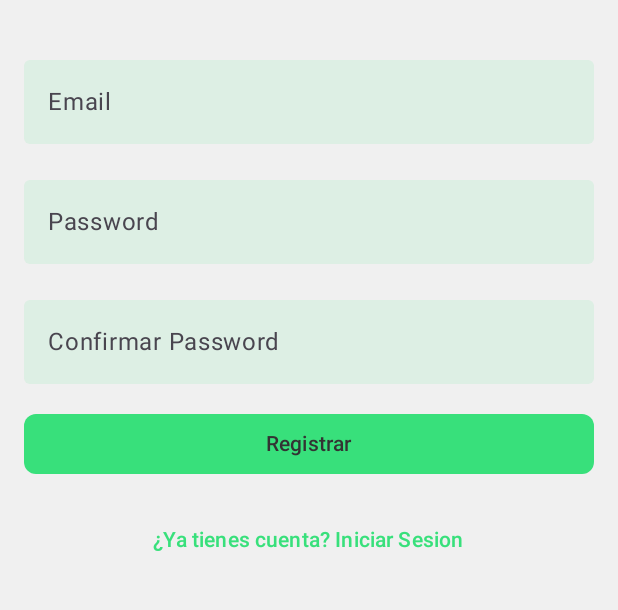
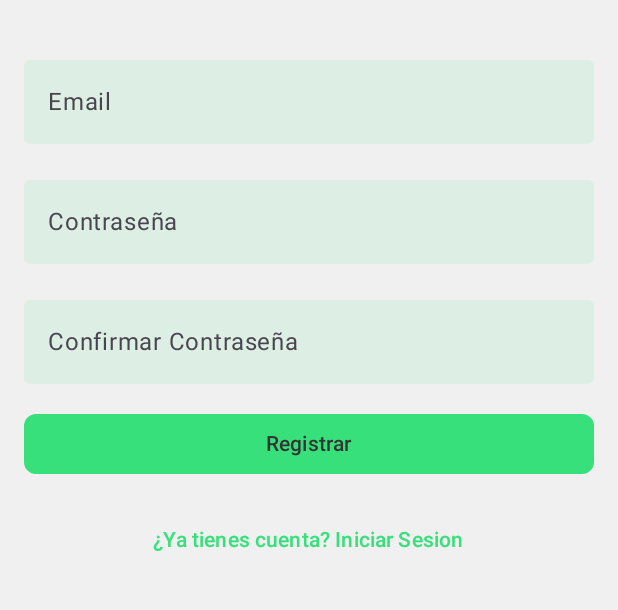
Before and after one commit to valdo0/FitnessApp, an Android app built with Jetpack Compose: the RegisterScreen screen opened through its navigation route, on a phone screen of 412 x 824 dp, the part 357-967 px from its top. Run offline under Robolectric (Android 15) with nearby library versions, the phone set to English and light mode, and no system bars.

Commit message:
Cambia las etiquetas de los campos de contraseña a español en la pantalla de registro.

```diff
--- a/app/src/main/java/com/example/fitnessapp/ui/auth/register/RegisterScreen.kt
+++ b/app/src/main/java/com/example/fitnessapp/ui/auth/register/RegisterScreen.kt
@@ -62,7 +62,7 @@ fun RegisterScreen(navController: NavController){
         OutlinedTextField(
             value = password,
             onValueChange = { password = it },
-            label = { Text("Password") },
+            label = { Text("Contraseña") },
             visualTransformation = PasswordVisualTransformation(),
             modifier = Modifier.fillMaxWidth(),
             colors = OutlinedTextFieldDefaults.colors(
@@ -79,7 +79,7 @@ fun RegisterScreen(navController: NavController){
         OutlinedTextField(
             value = password,
             onValueChange = { password = it },
-            label = { Text("Confirmar Password") },
+            label = { Text("Confirmar Contraseña") },
             visualTransformation = PasswordVisualTransformation(),
             modifier = Modifier.fillMaxWidth(),
             colors = OutlinedTextFieldDefaults.colors(
```
